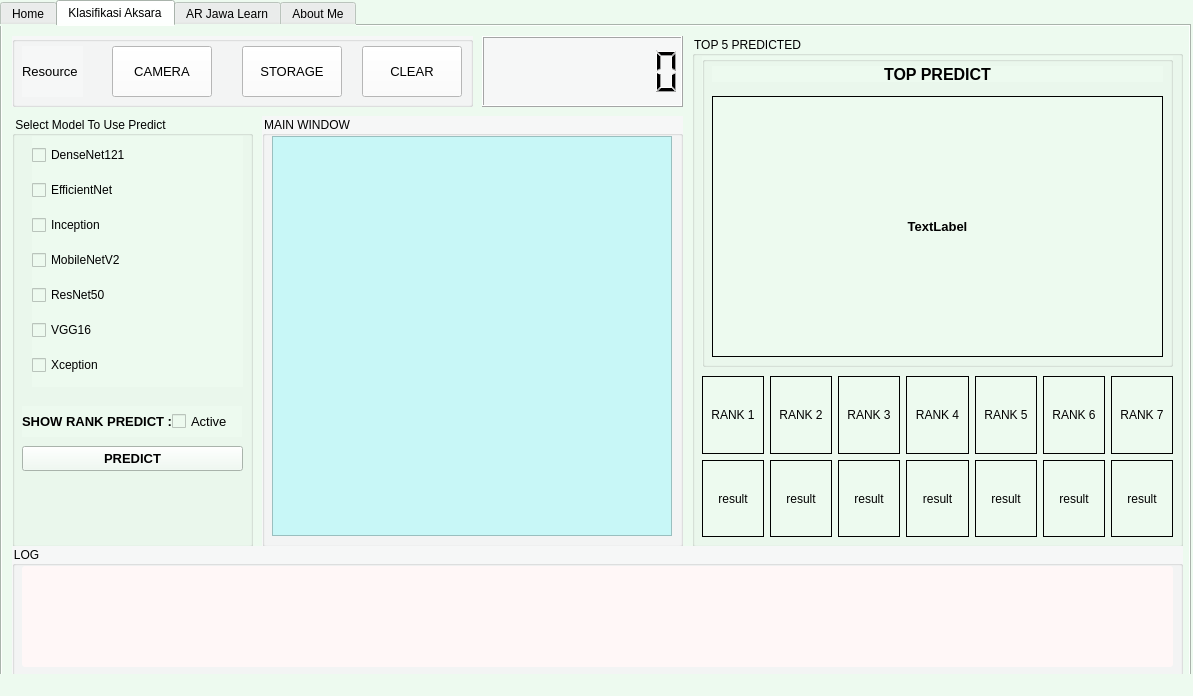
This is Main_Window.ui in YudhaDevelops/JawaLearn-PyQt5 as Qt 5 draws it before an edit. The edited form follows.
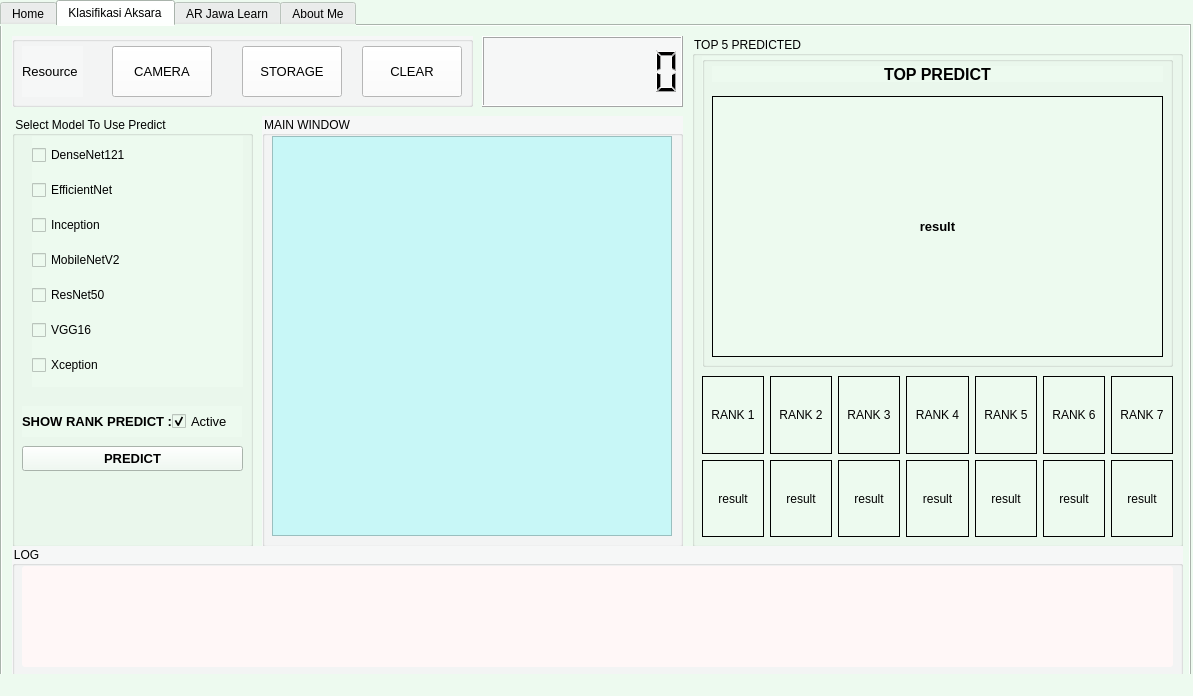
This is the edited form. Icons and pictures are not drawn.

Commit message: fix konsep klasifikasi

```diff
--- a/Main_Window.ui
+++ b/Main_Window.ui
@@ -309,6 +309,9 @@
        <property name="text">
         <string>Active</string>
        </property>
+       <property name="checked">
+        <bool>true</bool>
+       </property>
       </widget>
      </widget>
      <widget class="QGroupBox" name="groupBox_8">
@@ -633,7 +636,7 @@
          <enum>QFrame::Box</enum>
         </property>
         <property name="text">
-         <string>TextLabel</string>
+         <string>result</string>
         </property>
         <property name="alignment">
          <set>Qt::AlignCenter</set>
```
Left out of the diff: 16 changed lines with no effect on the pictures. The commit also changes 1 other file.
